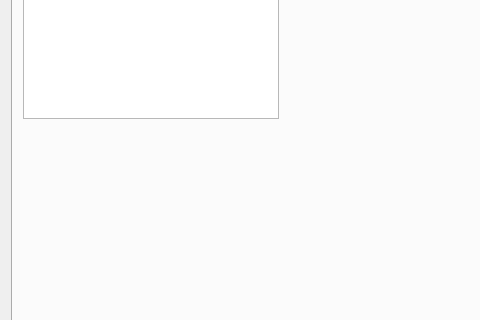
homoglobina/ProjektSK2.2, file ClientGui/mywidget.ui: the form before one commit; both pictures show x 0 to 480 and y 160 to 480 of the 968 by 796 pixel window.
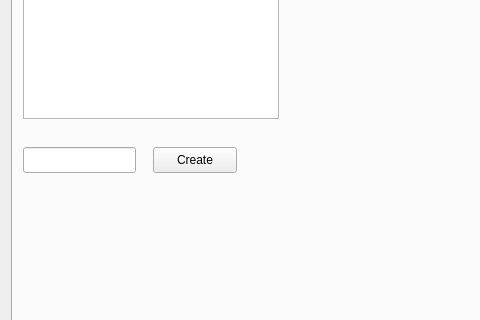
The form after the commit. The open tabs and pages were chosen to show the change. Icons and pictures are not drawn.

Diff of the .ui file:
```diff
--- a/ClientGui/mywidget.ui
+++ b/ClientGui/mywidget.ui
@@ -186,6 +186,29 @@
         <string>Lobbies</string>
        </property>
       </widget>
+      <widget class="QPushButton" name="createLobbyButton">
+       <property name="geometry">
+        <rect>
+         <x>140</x>
+         <y>270</y>
+         <width>84</width>
+         <height>26</height>
+        </rect>
+       </property>
+       <property name="text">
+        <string>Create</string>
+       </property>
+      </widget>
+      <widget class="QLineEdit" name="lobbyNameEdit">
+       <property name="geometry">
+        <rect>
+         <x>10</x>
+         <y>270</y>
+         <width>113</width>
+         <height>26</height>
+        </rect>
+       </property>
+      </widget>
      </widget>
      <widget class="QWidget" name="tab_Game">
       <attribute name="title">
```
Left out of the diff: 2 changed lines with no effect on the pictures.
